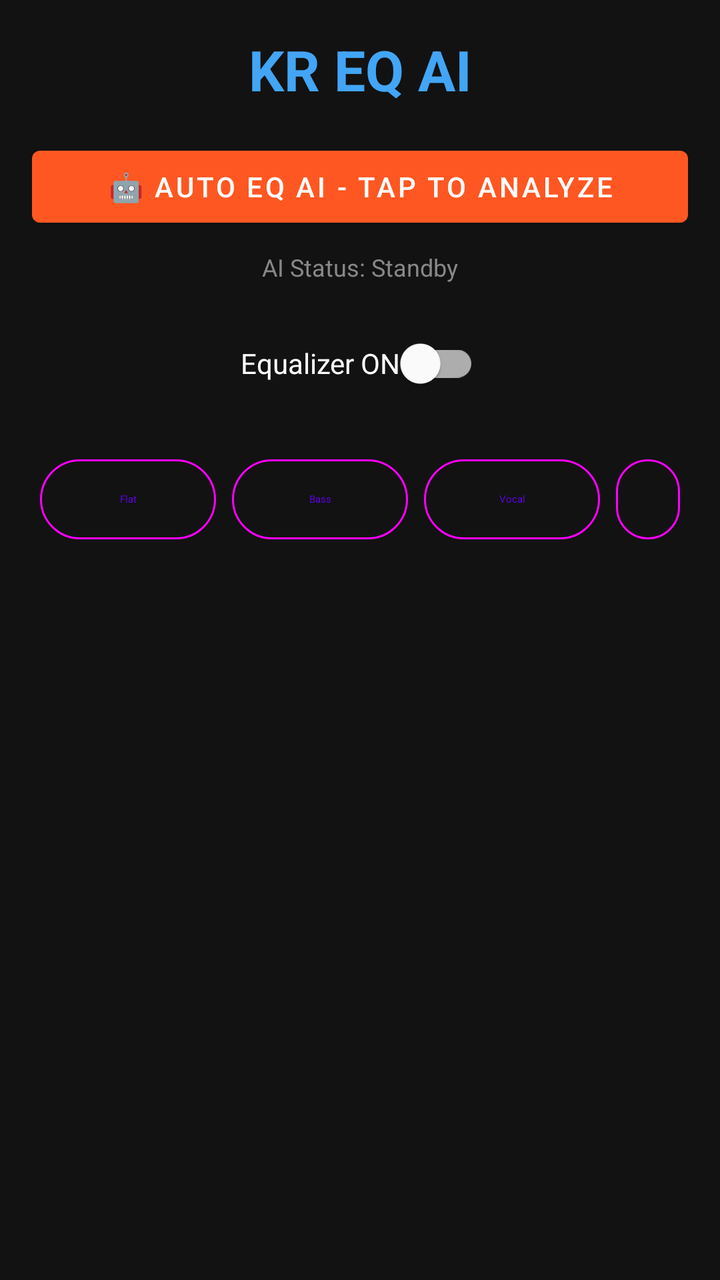
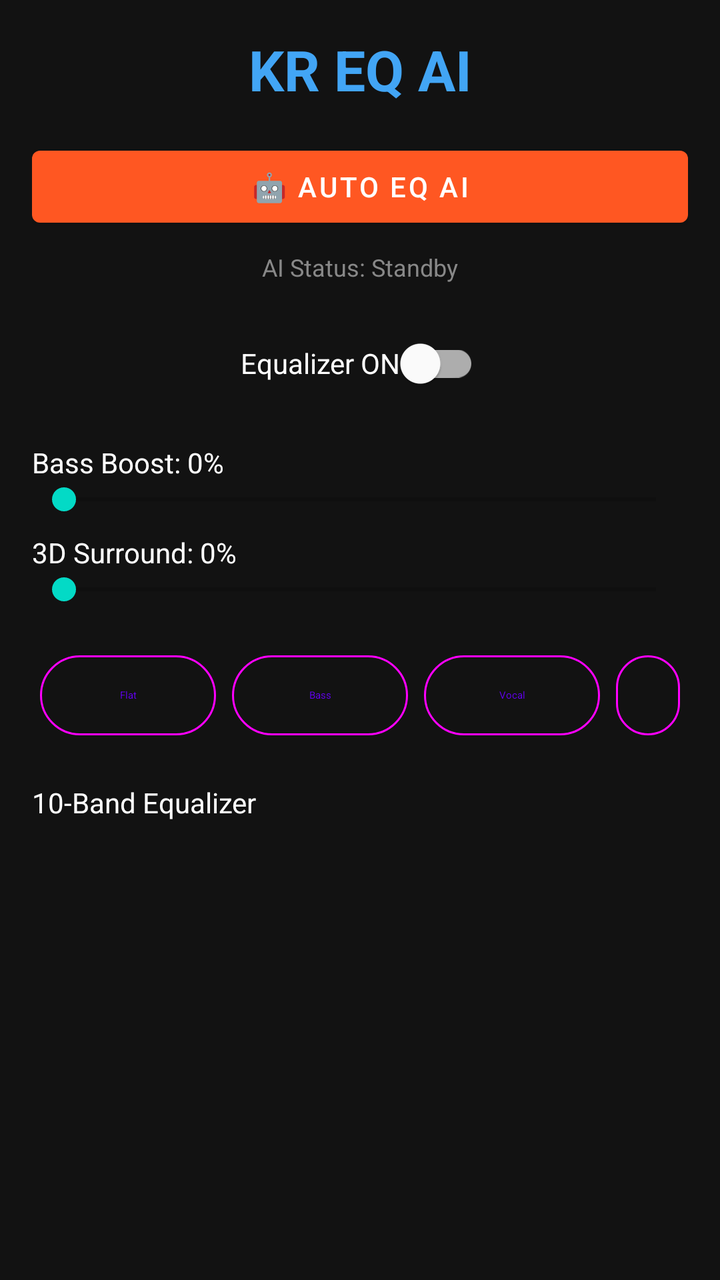

Two renders of the same Android screen: before a commit and after it. Below are the layout's source before the change and the commit's diff.
<!-- AndroidManifest.xml: fallback theme Theme.MaterialComponents.DayNight.NoActionBar -->
<!-- res/layout/activity_main.xml -->
<?xml version="1.0" encoding="utf-8"?>
<androidx.core.widget.NestedScrollView xmlns:android="http://schemas.android.com/apk/res/android"
    xmlns:app="http://schemas.android.com/apk/res-auto"
    android:layout_width="match_parent"
    android:layout_height="match_parent"
    android:background="#121212"
    android:fillViewport="true">

    <androidx.constraintlayout.widget.ConstraintLayout
        android:layout_width="match_parent"
        android:layout_height="wrap_content"
        android:padding="16dp">

        <TextView
            android:id="@+id/title"
            android:layout_width="wrap_content"
            android:layout_height="wrap_content"
            android:text="KR EQ AI"
            android:textColor="#42A5F5"
            android:textSize="28sp"
            android:textStyle="bold"
            app:layout_constraintTop_toTopOf="parent"
            app:layout_constraintStart_toStartOf="parent"
            app:layout_constraintEnd_toEndOf="parent" />

        <com.google.android.material.button.MaterialButton
            android:id="@+id/btn_ai"
            android:layout_width="match_parent"
            android:layout_height="wrap_content"
            android:text="🤖 AUTO EQ AI - Tap to Analyze"
            android:layout_marginTop="16dp"
            app:backgroundTint="#FF5722"
            app:layout_constraintTop_toBottomOf="@id/title" />

        <TextView
            android:id="@+id/ai_status"
            android:layout_width="wrap_content"
            android:layout_height="wrap_content"
            android:text="AI Status: Standby"
            android:textColor="#888"
            android:textSize="12sp"
            android:layout_marginTop="8dp"
            app:layout_constraintTop_toBottomOf="@id/btn_ai"
            app:layout_constraintStart_toStartOf="parent"
            app:layout_constraintEnd_toEndOf="parent" />

        <com.google.android.material.switchmaterial.SwitchMaterial
            android:id="@+id/switch_eq"
            android:layout_width="wrap_content"
            android:layout_height="wrap_content"
            android:text="Equalizer ON"
            android:textColor="#FFF"
            android:layout_marginTop="16dp"
            app:layout_constraintTop_toBottomOf="@id/ai_status"
            app:layout_constraintStart_toStartOf="parent"
            app:layout_constraintEnd_toEndOf="parent" />

        <LinearLayout
            android:id="@+id/preset_layout"
            android:layout_width="match_parent"
            android:layout_height="wrap_content"
            android:orientation="horizontal"
            android:gravity="center"
            android:layout_marginTop="16dp"
            app:layout_constraintTop_toBottomOf="@id/switch_eq">

            <com.google.android.material.button.MaterialButton
                android:id="@+id/btn_flat" style="@style/Widget.Material3.Button.OutlinedButton"
                android:layout_width="wrap_content" android:layout_height="wrap_content"
                android:text="Flat" android:layout_margin="4dp"/>
            <com.google.android.material.button.MaterialButton
                android:id="@+id/btn_bass" style="@style/Widget.Material3.Button.OutlinedButton"
                android:layout_width="wrap_content" android:layout_height="wrap_content"
                android:text="Bass" android:layout_margin="4dp"/>
            <com.google.android.material.button.MaterialButton
                android:id="@+id/btn_vocal" style="@style/Widget.Material3.Button.OutlinedButton"
                android:layout_width="wrap_content" android:layout_height="wrap_content"
                android:text="Vocal" android:layout_margin="4dp"/>
            <com.google.android.material.button.MaterialButton
                android:id="@+id/btn_rock" style="@style/Widget.Material3.Button.OutlinedButton"
                android:layout_width="wrap_content" android:layout_height="wrap_content"
                android:text="Rock" android:layout_margin="4dp"/>
        </LinearLayout>

        <LinearLayout
            android:id="@+id/eq_layout"
            android:layout_width="match_parent"
            android:layout_height="wrap_content"
            android:orientation="horizontal"
            android:gravity="center"
            android:layout_marginTop="24dp"
            app:layout_constraintTop_toBottomOf="@id/preset_layout" />

    </androidx.constraintlayout.widget.ConstraintLayout>
</androidx.core.widget.NestedScrollView>
<!-- resources referenced by this layout -->
<resources>

</resources>

<!-- the commit's change to res/layout/activity_main.xml (unified diff, before → after) -->
@@ -27,7 +27,7 @@
             android:id="@+id/btn_ai"
             android:layout_width="match_parent"
             android:layout_height="wrap_content"
-            android:text="🤖 AUTO EQ AI - Tap to Analyze"
+            android:text="🤖 AUTO EQ AI"
             android:layout_marginTop="16dp"
             app:backgroundTint="#FF5722"
             app:layout_constraintTop_toBottomOf="@id/title" />
@@ -55,6 +55,44 @@
             app:layout_constraintStart_toStartOf="parent"
             app:layout_constraintEnd_toEndOf="parent" />
 
+        
+        <TextView
+            android:id="@+id/label_bass"
+            android:layout_width="wrap_content"
+            android:layout_height="wrap_content"
+            android:text="Bass Boost: 0%"
+            android:textColor="#FFF"
+            android:layout_marginTop="16dp"
+            app:layout_constraintTop_toBottomOf="@id/switch_eq"
+            app:layout_constraintStart_toStartOf="parent" />
+
+        <SeekBar
+            android:id="@+id/seek_bass"
+            android:layout_width="match_parent"
+            android:layout_height="wrap_content"
+            android:max="1000"
+            android:progressTint="#F44336"
+            app:layout_constraintTop_toBottomOf="@id/label_bass" />
+
+        
+        <TextView
+            android:id="@+id/label_virtual"
+            android:layout_width="wrap_content"
+            android:layout_height="wrap_content"
+            android:text="3D Surround: 0%"
+            android:textColor="#FFF"
+            android:layout_marginTop="8dp"
+            app:layout_constraintTop_toBottomOf="@id/seek_bass"
+            app:layout_constraintStart_toStartOf="parent" />
+
+        <SeekBar
+            android:id="@+id/seek_virtual"
+            android:layout_width="match_parent"
+            android:layout_height="wrap_content"
+            android:max="1000"
+            android:progressTint="#4CAF50"
+            app:layout_constraintTop_toBottomOf="@id/label_virtual" />
+
         <LinearLayout
             android:id="@+id/preset_layout"
             android:layout_width="match_parent"
@@ -62,7 +100,7 @@
             android:orientation="horizontal"
             android:gravity="center"
             android:layout_marginTop="16dp"
-            app:layout_constraintTop_toBottomOf="@id/switch_eq">
+            app:layout_constraintTop_toBottomOf="@id/seek_virtual">
 
             <com.google.android.material.button.MaterialButton
                 android:id="@+id/btn_flat" style="@style/Widget.Material3.Button.OutlinedButton"
@@ -82,14 +120,24 @@
                 android:text="Rock" android:layout_margin="4dp"/>
         </LinearLayout>
 
+        <TextView
+            android:id="@+id/label_eq"
+            android:layout_width="wrap_content"
+            android:layout_height="wrap_content"
+            android:text="10-Band Equalizer"
+            android:textColor="#FFF"
+            android:layout_marginTop="16dp"
+            app:layout_constraintTop_toBottomOf="@id/preset_layout"
+            app:layout_constraintStart_toStartOf="parent" />
+
         <LinearLayout
             android:id="@+id/eq_layout"
             android:layout_width="match_parent"
             android:layout_height="wrap_content"
             android:orientation="horizontal"
             android:gravity="center"
-            android:layout_marginTop="24dp"
-            app:layout_constraintTop_toBottomOf="@id/preset_layout" />
+            android:layout_marginTop="8dp"
+            app:layout_constraintTop_toBottomOf="@id/label_eq" />
 
     </androidx.constraintlayout.widget.ConstraintLayout>
 </androidx.core.widget.NestedScrollView>
